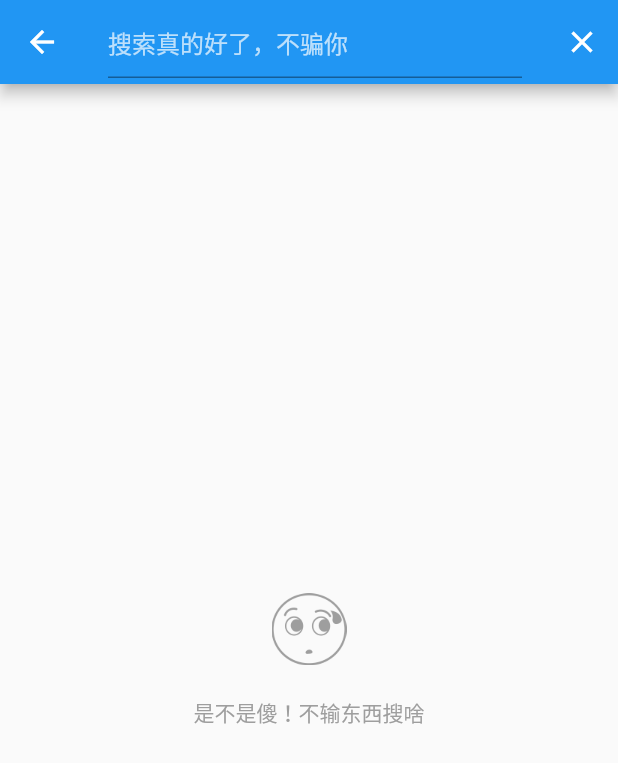
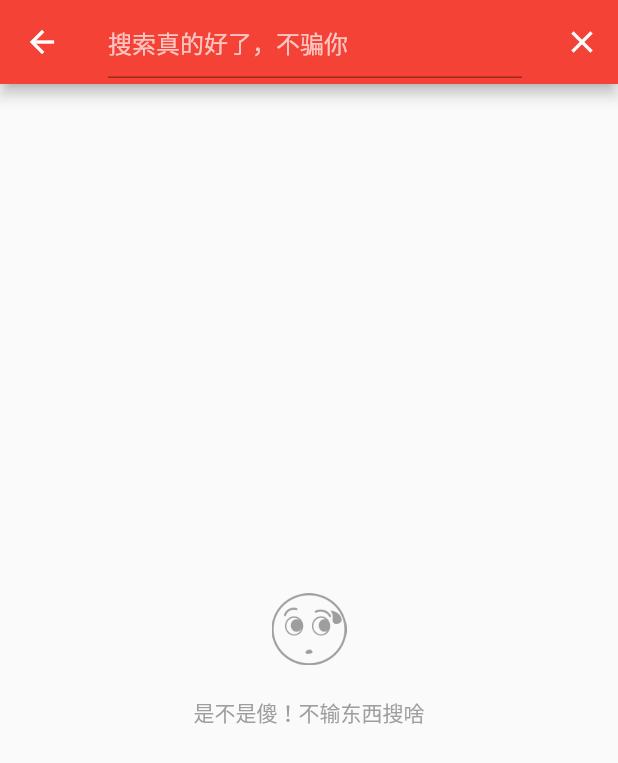
Before and after one commit to roditena/GankFlutter2, a Flutter app: the screen it shows after launch, in the side drawer, after a tap on "搜索", on a phone screen of 412 x 824 dp. Shown: the top 763 px of the screen. Run offline on Flutter 3.47's test engine with Material 2 defaults, Android fonts, the phone set to English and light mode, and no system bars; our stand-ins replace pull_to_refresh, transparent_image; missing offline and left inert: flutter_webview_plugin; network calls fail.

Commit message:
修改主题，解决搜索存在的bug

```diff
--- a/lib/common/DetailList.dart
+++ b/lib/common/DetailList.dart
@@ -4,6 +4,7 @@ import 'package:GankFlutter/utils/TimeUtils.dart';
 import 'package:GankFlutter/model/DailyResponse.dart';
 import 'package:GankFlutter/utils/PageRouteUtils.dart';
 import 'package:GankFlutter/common/WebViewPage.dart';
+import 'package:GankFlutter/common/GlobalConfig.dart';
 
 Widget buildDetailListRow(context, PostData postData) {
   return new InkWell(
@@ -24,7 +25,7 @@ Widget buildDetailListRow(context, PostData postData) {
                     child: new Icon(
                       Icons.access_time,
                       size: 12.0,
-                      color: Colors.blue,
+                      color: GlobalConfig.colorPrimary,
                     ),
                   ),
                 ),
@@ -61,7 +62,8 @@ Widget buildDetailListRow(context, PostData postData) {
                 ),
                 new Text(
                   postData.who.toString(),
-                  style: new TextStyle(fontSize: 12.0, color: Colors.blue),
+                  style: new TextStyle(
+                      fontSize: 12.0, color: GlobalConfig.colorPrimary),
                 ),
                 new Expanded(
                     child: new Align(
--- a/lib/common/GlobalConfig.dart
+++ b/lib/common/GlobalConfig.dart
@@ -2,6 +2,7 @@ import 'package:flutter/material.dart';
 
 class GlobalConfig {
   ///颜色值
+  static Color colorPrimary = Colors.red;
   static Color searchBackgroundColor = new Color(0xFFEBEBEB);
   static Color cardBackgroundColor = Colors.white;
   static Color fontColor = Colors.black54;
@@ -9,8 +10,7 @@ class GlobalConfig {
 
   ///URL链接
   static String wxGithubUrl = "https://github.com/ZQ330093887/GankWX";
-  static String flutterGithubUrl =
-      "https://github.com/ZQ330093887/GankFlutter";
+  static String flutterGithubUrl = "https://github.com/ZQ330093887/GankFlutter";
   static String iosGithubUrl = "https://github.com/ZQ330093887/GankIOSProgect";
   static String androidGithubUrl =
       "https://github.com/ZQ330093887/ConurbationsAndroid";
--- a/lib/main.dart
+++ b/lib/main.dart
@@ -1,5 +1,6 @@
 import 'package:flutter/material.dart';
 import 'package:GankFlutter/pages/Application.dart';
+import 'package:GankFlutter/common/GlobalConfig.dart';
 
 void main() => runApp(new MyApp());
 
@@ -10,7 +11,7 @@ class MyApp extends StatelessWidget {
     return new MaterialApp(
       title: 'Flutter 干货集中营',
       theme: new ThemeData(
-        primarySwatch: Colors.red,
+        primarySwatch: GlobalConfig.colorPrimary,
       ),
       home: new ApplicationPage(),
     );
--- a/lib/pages/Application.dart
+++ b/lib/pages/Application.dart
@@ -22,15 +22,15 @@ class _ApplicationPageState extends State<ApplicationPage>
     new BottomNavigationBarItem(
         icon: Icon(Icons.home),
         title: Text(GlobalConfig.homeTab),
-        backgroundColor: Colors.lightBlue),
+        backgroundColor: GlobalConfig.colorPrimary),
     new BottomNavigationBarItem(
         icon: Icon(Icons.tune),
         title: Text(GlobalConfig.classyTab),
-        backgroundColor: Colors.lightBlue),
+        backgroundColor: GlobalConfig.colorPrimary),
     new BottomNavigationBarItem(
         icon: Icon(Icons.person),
         title: Text(GlobalConfig.mineTab),
-        backgroundColor: Colors.lightBlue),
+        backgroundColor: GlobalConfig.colorPrimary),
   ];
 
   @override
@@ -49,6 +49,7 @@ class _ApplicationPageState extends State<ApplicationPage>
   Widget build(BuildContext context) {
     // TODO: implement build
     return MaterialApp(
+      theme: new ThemeData(primaryColor: GlobalConfig.colorPrimary),
       home: Scaffold(
         appBar: new AppBar(
           title: new Text(title),
@@ -70,7 +71,7 @@ class _ApplicationPageState extends State<ApplicationPage>
         bottomNavigationBar: new BottomNavigationBar(
             items: _bottomTabs,
             currentIndex: page,
-            fixedColor: Colors.blue,
+            fixedColor: GlobalConfig.colorPrimary,
             type: BottomNavigationBarType.fixed,
             onTap: onTap),
       ),
--- a/lib/pages/classify/ClassifyTabPage.dart
+++ b/lib/pages/classify/ClassifyTabPage.dart
@@ -11,7 +11,6 @@ class ClassifyTabPage {
   List<ClassifyTabPage> initClassify() {
     // 存储所有页面的列表
     List<ClassifyTabPage> _allPages = <ClassifyTabPage>[
-
       new ClassifyTabPage(
           text: "all",
           detailPage: new DetailPage(
--- a/lib/pages/detail/DetailPage.dart
+++ b/lib/pages/detail/DetailPage.dart
@@ -78,7 +78,7 @@ class _DetailPageState extends State<DetailPage>
                     _loadingMore();
                   }
                 },
-                child: buildListViewBuilder(context, listData, null));
+                child: buildListViewBuilder(context, listData));
   }
 
   //网络请求
--- a/lib/pages/index/IndexDrawPage.dart
+++ b/lib/pages/index/IndexDrawPage.dart
@@ -39,7 +39,7 @@ class IndexDrawPage extends StatelessWidget {
           title: new Text("搜索"),
           trailing: new Icon(
             Icons.search,
-            color: Colors.brown,
+            color: Colors.red,
           ),
           onTap: () {
             print("Notification");
--- a/lib/pages/index/SearchPage.dart
+++ b/lib/pages/index/SearchPage.dart
@@ -1,19 +1,18 @@
 import 'dart:async';
 import 'dart:convert';
 
+import 'package:GankFlutter/common/GlobalConfig.dart';
 import 'package:GankFlutter/api/Api.dart';
 import 'package:GankFlutter/api/http.dart';
 import 'package:GankFlutter/common/Constant.dart';
 import 'package:GankFlutter/model/DailyResponse.dart';
 import 'package:GankFlutter/pages/detail/DetailListView.dart';
 import 'package:GankFlutter/utils/IndicatorUtils.dart';
-import 'package:GankFlutter/utils/LoadingDialogUtils.dart';
+import 'package:pull_to_refresh/pull_to_refresh.dart';
 import 'package:flutter/cupertino.dart';
 import 'package:flutter/material.dart';
 
 class SearchPage extends StatefulWidget {
-  static const realName = '/search';
-
   @override
   _SearchPageState createState() => new _SearchPageState();
 }
@@ -25,14 +24,19 @@ class _SearchPageState extends State<SearchPage>
 
   /// 标志当前在请求中。
   var _isRequesting = false;
+
+  ///请求是否异常
+  var requestError = true;
   var listData;
   var curPage = 1;
-  var listTotalSize = 0;
-  var requestError = true;
+
   final controller = TextEditingController();
 
-  ScrollController _controller = new ScrollController();
-  LoadingDialogUtils dialogUtils = new LoadingDialogUtils(text: 'aaa');
+  RefreshController _refreshController = new RefreshController();
+
+  void enterRefresh() {
+    _refreshController.requestRefresh(true);
+  }
 
   GlobalKey<ScaffoldState> _scaffoldKey = GlobalKey();
 
@@ -71,8 +75,8 @@ class _SearchPageState extends State<SearchPage>
             ? _isRequesting
                 ? Center(
                     child: CircularProgressIndicator(
-                      valueColor: AlwaysStoppedAnimation(
-                          Theme.of(context).primaryColor),
+                      valueColor:
+                          AlwaysStoppedAnimation(GlobalConfig.colorPrimary),
                     ),
                   )
                 : buildExceptionIndicator("是不是傻！不输东西搜啥")
@@ -80,9 +84,21 @@ class _SearchPageState extends State<SearchPage>
                 ? new Center(
                     child: buildExceptionIndicator("抱歉！这会我傻了，啥也没搜到"),
                   )
-                : new RefreshIndicator(
-                    child: buildListViewBuilder(context, listData, _controller),
-                    onRefresh: _pullToRefresh));
+                : new SmartRefresher(
+                    enablePullUp: true,
+                    enablePullDown: true,
+                    controller: _refreshController,
+                    headerBuilder: buildDefaultHeader,
+                    footerBuilder: buildDefaultFooter,
+                    footerConfig: new RefreshConfig(),
+                    onRefresh: (up) {
+                      if (up) {
+                        _pullToRefresh();
+                      } else {
+                        _loadingMore();
+                      }
+                    },
+                    child: buildListViewBuilder(context, listData)));
   }
 
   //刷新
@@ -93,18 +109,10 @@ class _SearchPageState extends State<SearchPage>
   }
 
   //加载更多
-  _SearchPageState() {
-    _controller.addListener(() {
-      var maxScroll = _controller.position.maxScrollExtent;
-      var pixels = _controller.position.pixels;
-      //&& listData.length < listTotalSize
-      if (maxScroll == pixels) {
-        // scroll to bottom, get next page data
-        print("load more ... ");
-        curPage++;
-        searchArticle(true);
-      }
-    });
+  void _loadingMore() async {
+    print("load more ... ");
+    curPage++;
+    searchArticle(true);
   }
 
   //网络请求
@@ -126,6 +134,9 @@ class _SearchPageState extends State<SearchPage>
       setState(() {
         _isRequesting = false;
         requestError = false;
+        new Future.delayed(new Duration(milliseconds: 200)).then((val) {
+          requestBack(isLoadMore);
+        });
       });
       if (data != null) {
         CategoryResponse categoryResponse =
@@ -167,6 +178,14 @@ class _SearchPageState extends State<SearchPage>
     _isRequesting = true;
   }
 
+  void requestBack(bool isLoadMore) {
+    if (isLoadMore) {
+      _refreshController.sendBack(false, RefreshStatus.idle);
+    } else {
+      _refreshController.sendBack(true, RefreshStatus.completed);
+    }
+  }
+
   @override
   void dispose() {
     controller.dispose();
--- a/lib/pages/login/LoginPage.dart
+++ b/lib/pages/login/LoginPage.dart
@@ -84,7 +84,7 @@ class _LoginPageState extends State<LoginPage> {
       padding: EdgeInsets.only(top: 30.0, bottom: 30.0),
       child: new RaisedButton(
         padding: new EdgeInsets.fromLTRB(130.0, 10.0, 130.0, 10.0),
-        color: Colors.blue,
+        color: GlobalConfig.colorPrimary,
         textColor: Colors.white,
         disabledColor: Colors.blue[100],
         onPressed: (_phoneNum.isEmpty || _verifyCode.isEmpty)
--- a/lib/pages/mine/ideaCard.dart
+++ b/lib/pages/mine/ideaCard.dart
@@ -18,7 +18,7 @@ Widget ideaCard(BuildContext context, var results) {
                     child: new CircleAvatar(
                       radius: 20.0,
                       child: new Icon(Icons.videocam, color: Colors.white),
-                      backgroundColor: Colors.blue,
+                      backgroundColor: GlobalConfig.colorPrimary,
                     ),
                   ),
                   new Expanded(
@@ -37,7 +37,7 @@ Widget ideaCard(BuildContext context, var results) {
                         },
                         child: new Text(
                           "更多",
-                          style: new TextStyle(color: Colors.blue),
+                          style: new TextStyle(color: GlobalConfig.colorPrimary),
                         )),
                   )
                 ],
--- a/lib/pages/push/PushPage.dart
+++ b/lib/pages/push/PushPage.dart
@@ -44,7 +44,7 @@ class _PushPageState extends State<PushPage> {
               padding: EdgeInsets.only(right: 22.0),
               child: new CupertinoSwitch(
                 value: _lights,
-                activeColor: Colors.blue,
+                activeColor: GlobalConfig.colorPrimary,
                 onChanged: (bool value) {
                   setState(() {
                     _lights = value;
```
Also changed, not shown: lib/model/DailyResponse.dart (+11 -14 lines), lib/pages/detail/DetailListView.dart (+3 -4 lines), lib/utils/IndicatorUtils.dart (+24 -19 lines), 1 other file.
